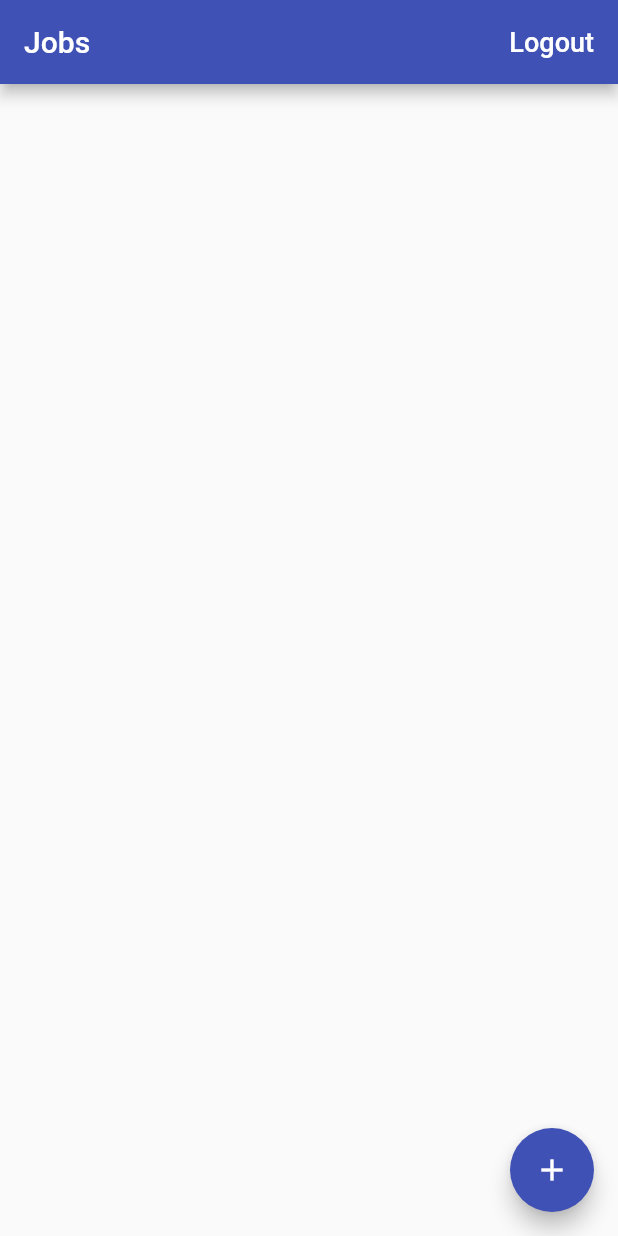
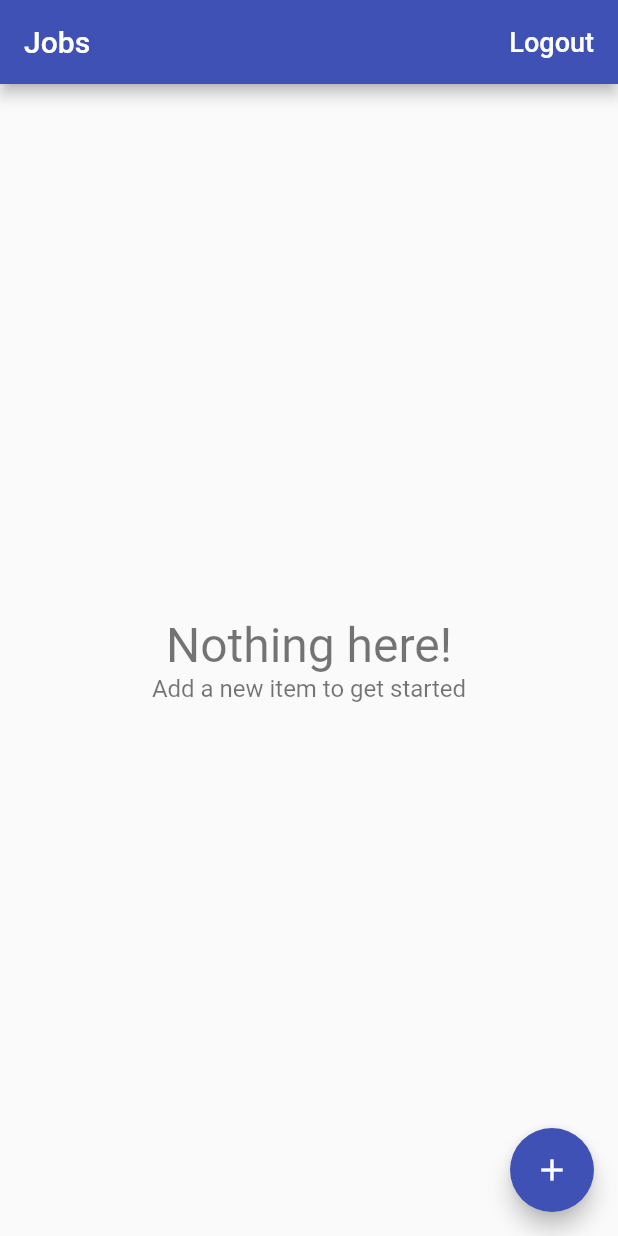
Before and after one commit to ernestkoko/time_tracker_flutter_app, a Flutter app: the screen it shows once a user with an empty profile is signed in, on a phone screen of 412 x 824 dp. Run offline on Flutter 3.47's test engine with Material 2 defaults, Android fonts, the phone set to English and light mode, and no system bars; our stand-ins replace cloud_firestore, firebase_auth, firebase_core, google_sign_in; accounts and stored records are empty.

Commit message:
Added a page that shows when there is no item to load from database

```diff
--- /dev/null
+++ b/lib/app/home/jobs/empty_content.dart
@@ -0,0 +1,31 @@
+import 'package:flutter/material.dart';
+
+class EmptyContent extends StatelessWidget {
+  const EmptyContent({
+    Key key,
+    this.title = 'Nothing here!',
+    this.message = 'Add a new item to get started',
+  }) : super(key: key);
+  final String title;
+  final String message;
+
+  @override
+  Widget build(BuildContext context) {
+    return Center(
+      child: Column(
+        mainAxisAlignment: MainAxisAlignment.center,
+
+        children: <Widget>[
+          Text(
+            title,
+            style: TextStyle(fontSize: 32.0, color: Colors.black54),
+          ),
+          Text(
+            message,
+            style: TextStyle(fontSize: 16.0, color: Colors.black54),
+          )
+        ],
+      ),
+    );
+  }
+}
--- a/lib/app/home/jobs/jobs_page.dart
+++ b/lib/app/home/jobs/jobs_page.dart
@@ -1,6 +1,7 @@
 import 'package:flutter/material.dart';
 import 'package:provider/provider.dart';
 import 'package:time_tracker_flutter/app/home/jobs/edit_job_page.dart';
+import 'package:time_tracker_flutter/app/home/jobs/empty_content.dart';
 import 'package:time_tracker_flutter/app/home/jobs/job_list_tile.dart';
 import 'package:time_tracker_flutter/app/home/models/job.dart';
 import 'package:time_tracker_flutter/common_widgets/platform_alert_dialog.dart';
@@ -65,17 +66,22 @@ class JobsPage extends StatelessWidget {
         if (snapshot.hasData) {
           //jobs is a list of jobs
           final jobs = snapshot.data;
+          if (jobs.isNotEmpty) {
           //add toList to change it from iterable object
           final children = jobs
-              .map((job) => JobListTile(
-                    job: job,
-                    onTap: ()=> EditJobPage.show(context,job: job),
-                  ))
+              .map((job) =>
+              JobListTile(
+                job: job,
+                onTap: () => EditJobPage.show(context, job: job),
+              ))
               .toList();
           //listView id better when working with dynamic list of children
           return ListView(
             children: children,
           );
+          }
+          return EmptyContent();
+
         }
         if (snapshot.hasError) {
           return Center(
--- /dev/null
+++ b/lib/app/home/jobs/list_items_builder.dart
@@ -0,0 +1,9 @@
+import 'package:flutter/material.dart';
+
+typedef ItemWidgetBuilder<T> = Widget Function( BuildContext context, T item);
+class ListItemBuilder<T> extends StatelessWidget {
+  @override
+  Widget build(BuildContext context) {
+    return Container();
+  }
+}
```
